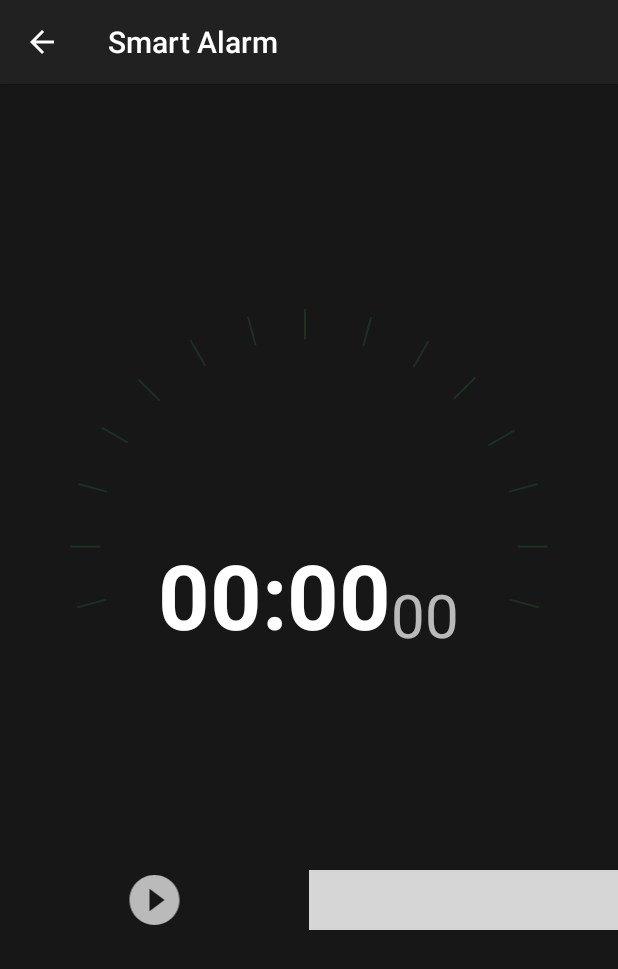
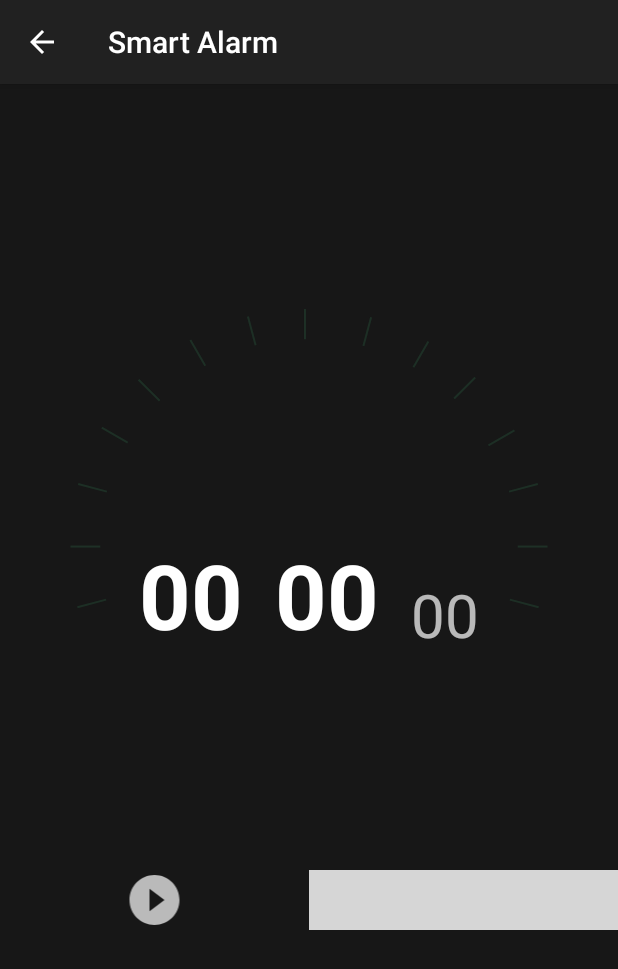
Before and after one commit to ashisbehera/Smart_Alarm, an Android app: the Stopwatch screen opened directly, with no data from a screen before it, after a tap on "reset", on a phone screen of 412 x 824 dp. Shown: the top 969 px of the screen. Run offline under Robolectric (Android 15) with nearby library versions, the phone set to English and light mode, and no system bars; 1 other tap on this screen came first; grey boxes are pictures that could not be loaded.

Commit message:
activity_ringtone.xml - Modified divider and added background activity_stopwatch.xml - Added new activity for stopwatch AddAlarm_Activity.java - Fixed the previous activity issue alarm_activity.xml - Added background AlarmReceiver.java - Optimized code AndroidManifest.xml - Added stopwatch activity, optimized code build.gradle - Added Dexter for permission MainActivity.java - Added stopwatch intent Added few images Ringtone.java - Did a lot of major changes [check comments] Stopwatch.java - Code for stopwatch

```diff
--- a/app/src/main/java/com/example/smartalarm/Stopwatch.java
+++ b/app/src/main/java/com/example/smartalarm/Stopwatch.java
@@ -19,7 +19,7 @@ public class Stopwatch extends AppCompatActivity {
     private long tMilliSec, tStart, tBuff, tUpdate = 0L;
     private int secs, mins, milliSecs;
     private ImageView startPause;
-    private TextView millis;
+    private TextView millis, seconds;
     private LottieAnimationView lottieAnimationView;
     private Handler handler;
     private Chronometer chronometer;
@@ -31,6 +31,7 @@ public class Stopwatch extends AppCompatActivity {
         lottieAnimationView = findViewById(R.id.animationView);
         chronometer = findViewById(R.id.chronometer);
         startPause = findViewById(R.id.startPause);
+        seconds = findViewById(R.id.seconds);
         millis = findViewById(R.id.millis);
         ImageView reset = findViewById(R.id.reset);
         handler = new Handler();
@@ -52,8 +53,8 @@ public class Stopwatch extends AppCompatActivity {
             String milliSecsStr = String.format(Locale.ENGLISH, "%02d", milliSecs);
             String minsStr = String.format(Locale.ENGLISH, "%02d", mins);
             String secsStr = String.format(Locale.ENGLISH, "%02d", secs);
-            String minsSecs = minsStr + ":" + secsStr;
-            chronometer.setText(minsSecs);
+            chronometer.setText(minsStr);
+            seconds.setText(secsStr);
             millis.setText(milliSecsStr);
             handler.postDelayed(this, 60);
         }
@@ -97,9 +98,11 @@ public class Stopwatch extends AppCompatActivity {
         secs = 0;
         mins = 0;
         milliSecs = 0;
-        String defaultMinsSecs = "00:00";
+        String defaultMins = "00";
+        String defaultSecs = "00";
         String defaultMillis = "00";
-        chronometer.setText(defaultMinsSecs);
+        chronometer.setText(defaultMins);
+        seconds.setText(defaultSecs);
         millis.setText(defaultMillis);
         running = false;
     }
--- a/app/src/main/res/layout/activity_stopwatch.xml
+++ b/app/src/main/res/layout/activity_stopwatch.xml
@@ -22,6 +22,9 @@
     <LinearLayout
         android:layout_width="match_parent"
         android:layout_height="wrap_content"
+        android:paddingLeft="50dp"
+        android:paddingRight="50dp"
+        android:gravity="center_horizontal"
         android:orientation="horizontal"
         android:translationY="300sp">
 
@@ -30,8 +33,19 @@
             android:layout_width="wrap_content"
             android:layout_height="wrap_content"
             android:layout_weight="1"
-            android:format="00:00"
+            android:format="00"
             android:gravity="right"
+            android:textColor="#FFFFFF"
+            android:textSize="60sp"
+            android:textStyle="bold" />
+
+        <TextView
+            android:id="@+id/seconds"
+            android:layout_width="wrap_content"
+            android:layout_height="match_parent"
+            android:layout_weight="1"
+            android:gravity="center_horizontal"
+            android:text="@string/_00"
             android:textColor="#FFFFFF"
             android:textSize="60sp"
             android:textStyle="bold" />
```
